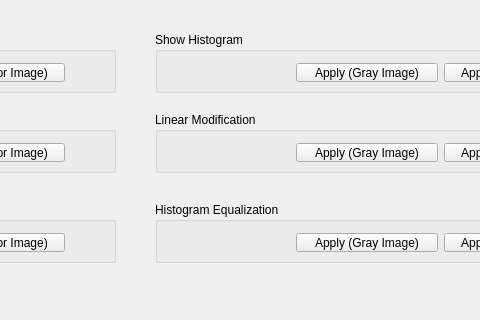
luuthanhvan/Image-Processing, file src/ImageProcessing/mainwindow.ui: the form before one commit; both pictures show x 385 to 865 and y 115 to 435 of the 1049 by 435 pixel window.
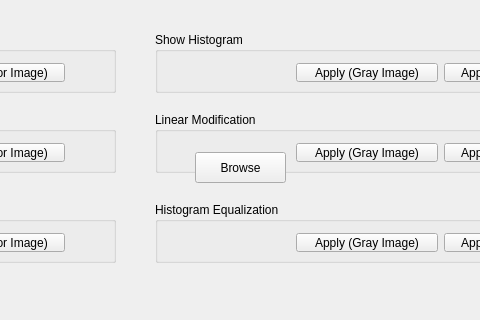
The form after the commit.

```diff
--- a/src/ImageProcessing/mainwindow.ui
+++ b/src/ImageProcessing/mainwindow.ui
@@ -168,7 +168,7 @@
     <property name="title">
      <string>Segmentation</string>
     </property>
-    <widget class="QWidget" name="">
+    <widget class="QWidget" name="layoutWidget">
      <property name="geometry">
       <rect>
        <x>130</x>
@@ -312,6 +312,19 @@
      </layout>
     </widget>
    </widget>
+   <widget class="QPushButton" name="btn_browse_2">
+    <property name="geometry">
+     <rect>
+      <x>580</x>
+      <y>250</y>
+      <width>91</width>
+      <height>31</height>
+     </rect>
+    </property>
+    <property name="text">
+     <string>Browse</string>
+    </property>
+   </widget>
    <zorder>layoutWidget</zorder>
    <zorder>btn_browse</zorder>
    <zorder>layoutWidget</zorder>
@@ -321,6 +334,7 @@
    <zorder>gBox_showHistogram</zorder>
    <zorder>gBox_linearModification</zorder>
    <zorder>gBox_histogramEqual</zorder>
+   <zorder>btn_browse_2</zorder>
   </widget>
   <widget class="QMenuBar" name="menuBar">
    <property name="geometry">
```
